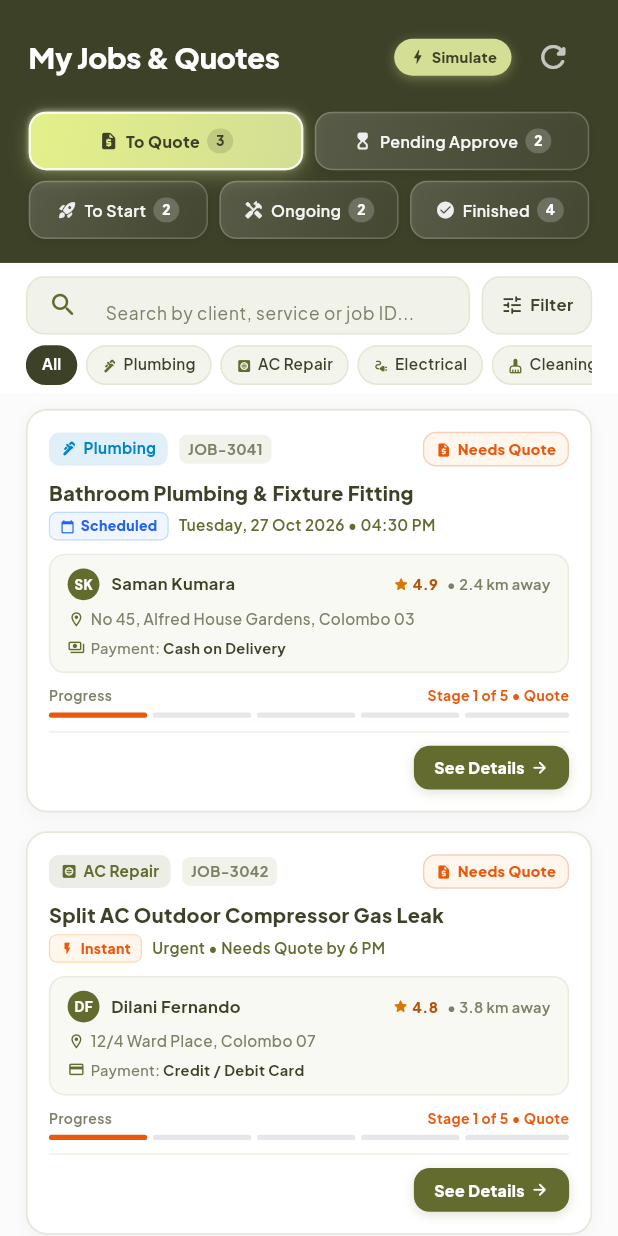
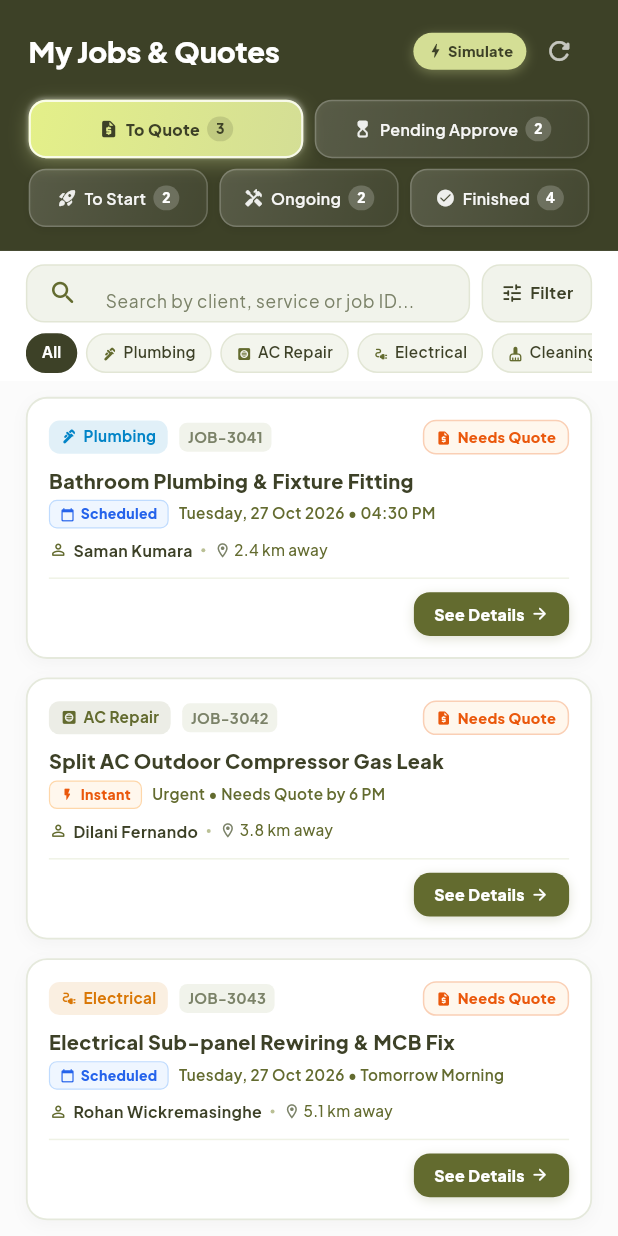
Before and after one commit to Handygig/Provider-App, a Flutter app: the JobsScreen screen opened directly, on a phone screen of 412 x 824 dp. Run offline on Flutter 3.47's test engine with Material 3 defaults, Android fonts, the phone set to English and light mode, and no system bars; our stand-ins replace connectivity_plus, dartz, device_info_plus, dio, equatable, firebase_auth and 8 more; missing offline and left inert: customer_app; accounts and stored records are empty.

Commit message:
fix: prevent overflow and clean up layout in jobs screen header and job cards

```diff
--- a/lib/src/presentation/screens/jobs/jobs_screen.dart
+++ b/lib/src/presentation/screens/jobs/jobs_screen.dart
@@ -604,13 +604,16 @@ class _JobsScreenState extends State<JobsScreen>
                   crossAxisAlignment: CrossAxisAlignment.start,
                   children: [
                     Row(
-                      mainAxisAlignment: MainAxisAlignment.spaceBetween,
-                      children: [
-                        Column(
+                      children: [
+                        Expanded(
+                          child: Column(
                             crossAxisAlignment: CrossAxisAlignment.start,
+                            mainAxisSize: MainAxisSize.min,
                             children: [
                               Text(
                                 'My Jobs & Quotes',
+                                maxLines: 1,
+                                overflow: TextOverflow.ellipsis,
                                 style: GoogleFonts.plusJakartaSans(
                                   fontSize: 22.sp,
                                   fontWeight: FontWeight.w800,
@@ -621,6 +624,7 @@ class _JobsScreenState extends State<JobsScreen>
                               if (isCompany) ...[
                                 SizedBox(height: 2.h),
                                 Row(
+                                  mainAxisSize: MainAxisSize.min,
                                   children: [
                                     Icon(
                                       Icons.business_rounded,
@@ -628,26 +632,33 @@ class _JobsScreenState extends State<JobsScreen>
                                       color: const Color(0xFFD4DE95),
                                     ),
                                     SizedBox(width: 4.w),
-                                  Text(
-                                    '$companyName • Assigned Work Orders',
+                                    Flexible(
+                                      child: Text(
+                                        '$companyName • Work Orders',
+                                        maxLines: 1,
+                                        overflow: TextOverflow.ellipsis,
                                         style: GoogleFonts.plusJakartaSans(
                                           fontSize: 11.sp,
                                           fontWeight: FontWeight.w600,
                                           color: const Color(0xFFD4DE95),
                                         ),
                                       ),
-                                ],
-                              ),
-                            ],
-                          ],
-                        ),
+                                    ),
+                                  ],
+                                ),
+                              ],
+                            ],
+                          ),
+                        ),
+                        SizedBox(width: 8.w),
                         Row(
+                          mainAxisSize: MainAxisSize.min,
                           children: [
                             GestureDetector(
                               onTap: _simulateJobRequest,
                               child: Container(
                                 padding: EdgeInsets.symmetric(
-                                  horizontal: 10.w,
+                                  horizontal: 9.w,
                                   vertical: 6.h,
                                 ),
                                 decoration: BoxDecoration(
@@ -670,7 +681,7 @@ class _JobsScreenState extends State<JobsScreen>
                                       color: AppColors.primaryDark,
                                       size: 14.r,
                                     ),
-                                    SizedBox(width: 3.w),
+                                    SizedBox(width: 2.w),
                                     Text(
                                       'Simulate',
                                       style: GoogleFonts.plusJakartaSans(
@@ -683,11 +694,20 @@ class _JobsScreenState extends State<JobsScreen>
                                 ),
                               ),
                             ),
-                            SizedBox(width: 4.w),
+                            SizedBox(width: 2.w),
                             IconButton(
                               tooltip: 'Refresh',
-                              icon: const Icon(Icons.refresh_rounded,
-                                  color: Colors.white70),
+                              visualDensity: VisualDensity.compact,
+                              padding: EdgeInsets.zero,
+                              constraints: BoxConstraints.tightFor(
+                                width: 34.r,
+                                height: 34.r,
+                              ),
+                              icon: const Icon(
+                                Icons.refresh_rounded,
+                                color: Colors.white70,
+                                size: 20,
+                              ),
                               onPressed: () {
                                 HapticFeedback.lightImpact();
                                 setState(() {});
@@ -1606,7 +1626,6 @@ class _JobsScreenState extends State<JobsScreen>
   // REDESIGNED SIMPLE & CLEAN SERVICE CARD WITH SEE DETAILS BUTTON
   // ---------------------------------------------------------------------------
   Widget _buildSummarizedJobCard(JobModel job) {
-    final int currentStep = job.status.index; // 0: To Quote, 1: Pending, 2: Ongoing, 3: Finished
     final bool hasQuoted = job.quotedAmount != null;
     final String? priceText;
     final String? priceLabel;
@@ -1639,15 +1658,6 @@ class _JobsScreenState extends State<JobsScreen>
       priceText = null;
     }
 
-    final initials = job.customerName
-        .trim()
-        .split(' ')
-        .map((e) => e.isNotEmpty ? e[0] : '')
-        .take(2)
-        .join();
-
-    final isCash = job.paymentMethod.toLowerCase().contains('cash');
-
     return GestureDetector(
       onTap: () => _openJobDetails(job),
       child: Container(
@@ -1832,17 +1842,69 @@ class _JobsScreenState extends State<JobsScreen>
               ],
             ),
 
+            SizedBox(height: 8.h),
+
+            // ─── 3. Customer & Location Line ─────────────────────────────
+            Row(
+              children: [
+                Icon(
+                  Icons.person_outline_rounded,
+                  size: 14.r,
+                  color: AppColors.textSecondary,
+                ),
+                SizedBox(width: 4.w),
+                Flexible(
+                  child: Text(
+                    job.customerName,
+                    maxLines: 1,
+                    overflow: TextOverflow.ellipsis,
+                    style: GoogleFonts.plusJakartaSans(
+                      fontSize: 12.sp,
+                      fontWeight: FontWeight.w700,
+                      color: AppColors.textHeadline,
+                    ),
+                  ),
+                ),
+                SizedBox(width: 6.w),
+                Container(
+                  width: 3.r,
+                  height: 3.r,
+                  decoration: const BoxDecoration(
+                    color: Color(0xFFBAC095),
+                    shape: BoxShape.circle,
+                  ),
+                ),
+                SizedBox(width: 6.w),
+                Icon(
+                  Icons.location_on_outlined,
+                  size: 13.r,
+                  color: AppColors.textMuted,
+                ),
+                SizedBox(width: 2.w),
+                Flexible(
+                  child: Text(
+                    job.distance,
+                    maxLines: 1,
+                    overflow: TextOverflow.ellipsis,
+                    style: GoogleFonts.plusJakartaSans(
+                      fontSize: 11.5.sp,
+                      fontWeight: FontWeight.w500,
+                      color: AppColors.textSecondary,
+                    ),
+                  ),
+                ),
                 if (job.isAssignedByCompany ||
                     ProviderSessionService.instance.isCompanyProvider) ...[
-              SizedBox(height: 7.h),
+                  const Spacer(),
                   Container(
-                padding: EdgeInsets.symmetric(horizontal: 8.w, vertical: 3.5.h),
+                    padding:
+                        EdgeInsets.symmetric(horizontal: 6.w, vertical: 2.h),
                     decoration: BoxDecoration(
                       color: const Color(0xFFF3E8FF),
                       borderRadius: BorderRadius.circular(6.r),
                       border: Border.all(
                         color: const Color(0xFFD8B4FE),
-                    width: 0.9,
+                        width: 0.8,
                       ),
                     ),
                     child: Row(
@@ -1850,14 +1912,14 @@ class _JobsScreenState extends State<JobsScreen>
                       children: [
                         Icon(
                           Icons.business_rounded,
-                      size: 12.r,
+                          size: 10.r,
                           color: const Color(0xFF7E22CE),
                         ),
-                    SizedBox(width: 5.w),
+                        SizedBox(width: 3.w),
                         Text(
-                      'Assigned by ${job.effectiveCompanyName}',
-                      style: GoogleFonts.plusJakartaSans(
-                        fontSize: 11.sp,
+                          'Company Assigned',
+                          style: GoogleFonts.plusJakartaSans(
+                            fontSize: 9.5.sp,
                             fontWeight: FontWeight.w700,
                             color: const Color(0xFF6B21A8),
                           ),
@@ -1866,155 +1928,11 @@ class _JobsScreenState extends State<JobsScreen>
                     ),
                   ),
                 ],
-
-            SizedBox(height: 10.h),
-
-            // ─── 3. Unified Customer, Location & Payment Info ────────────
-            Container(
-              padding: EdgeInsets.symmetric(horizontal: 12.w, vertical: 10.h),
-              decoration: BoxDecoration(
-                color: const Color(0xFFF8F9F3),
-                borderRadius: BorderRadius.circular(12.r),
-                border: Border.all(
-                  color: const Color(0xFFE9ECE0),
-                  width: 1,
-                ),
-              ),
-              child: Column(
-                children: [
-                  // Customer & Distance Row
-                  Row(
-                    children: [
-                      Container(
-                        width: 24.r,
-                        height: 24.r,
-                        decoration: const BoxDecoration(
-                          color: AppColors.primary,
-                          shape: BoxShape.circle,
-                        ),
-                        alignment: Alignment.center,
-                        child: Text(
-                          initials.isNotEmpty ? initials : 'C',
-                          style: GoogleFonts.plusJakartaSans(
-                            fontSize: 10.sp,
-                            fontWeight: FontWeight.w800,
-                            color: Colors.white,
-                          ),
-                        ),
-                      ),
-                      SizedBox(width: 8.w),
-                      Expanded(
-                        child: Text(
-                          job.customerName,
-                          style: GoogleFonts.plusJakartaSans(
-                            fontSize: 12.5.sp,
-                            fontWeight: FontWeight.w700,
-                            color: AppColors.textHeadline,
-                          ),
-                        ),
-                      ),
-                      // Rating
-                      Row(
-                        children: [
-                          Icon(
-                            Icons.star_rounded,
-                            size: 13.r,
-                            color: const Color(0xFFD97706),
-                          ),
-                          SizedBox(width: 2.w),
-                          Text(
-                            job.customerRating.toStringAsFixed(1),
-                            style: GoogleFonts.plusJakartaSans(
-                              fontSize: 11.sp,
-                              fontWeight: FontWeight.w800,
-                              color: const Color(0xFFB45309),
-                            ),
-                          ),
-                        ],
-                      ),
-                      SizedBox(width: 6.w),
-                      Text(
-                        '• ${job.distance}',
-                        style: GoogleFonts.plusJakartaSans(
-                          fontSize: 11.sp,
-                          fontWeight: FontWeight.w600,
-                          color: AppColors.textMuted,
-                        ),
-                      ),
-                    ],
-                  ),
-
-                  SizedBox(height: 6.h),
-
-                  // Location
-                  Row(
-                    children: [
-                      Icon(
-                        Icons.location_on_outlined,
-                        size: 13.r,
-                        color: AppColors.primary,
-                      ),
-                      SizedBox(width: 4.w),
-                      Expanded(
-                        child: Text(
-                          job.address,
-                          maxLines: 1,
-                          overflow: TextOverflow.ellipsis,
-                          style: GoogleFonts.plusJakartaSans(
-                            fontSize: 11.5.sp,
-                            fontWeight: FontWeight.w500,
-                            color: AppColors.textMuted,
-                          ),
-                        ),
-                      ),
-                    ],
-                  ),
-
-                  SizedBox(height: 5.h),
-
-                  // Payment Method
-                  Row(
-                    children: [
-                      Icon(
-                        isCash
-                            ? Icons.payments_outlined
-                            : Icons.credit_card_outlined,
-                        size: 13.r,
-                        color: AppColors.primary,
-                      ),
-                      SizedBox(width: 4.w),
-                      Text(
-                        'Payment: ',
-                        style: GoogleFonts.plusJakartaSans(
-                          fontSize: 11.sp,
-                          fontWeight: FontWeight.w500,
-                          color: AppColors.textMuted,
-                        ),
-                      ),
-                      Text(
-                        job.paymentMethod,
-                        style: GoogleFonts.plusJakartaSans(
-                          fontSize: 11.sp,
-                          fontWeight: FontWeight.w700,
-                          color: AppColors.textHeadline,
-                        ),
-                      ),
-                    ],
-                  ),
-                ],
-              ),
-            ),
-
-            SizedBox(height: 10.h),
-
-            // ─── 4. Sleek Progress Stepper Bar ───────────────────────────
-            _buildCardServiceStatusMap(job, currentStep),
-
-            SizedBox(height: 10.h),
-
-            // ─── 5. Divider ──────────────────────────────────────────────
+              ],
+            ),
+
+            SizedBox(height: 12.h),
             const Divider(height: 1, color: Color(0xFFEFF2E5)),
-
             SizedBox(height: 10.h),
 
             // ─── 6. Footer: Pricing & Action Buttons ─────────────────────
@@ -2237,62 +2155,6 @@ class _JobsScreenState extends State<JobsScreen>
           ],
         ),
       ),
-    );
-  }
-
-  // ---------------------------------------------------------------------------
-  // SLEEK MINIMAL PROGRESS INDICATOR
-  // ---------------------------------------------------------------------------
-  Widget _buildCardServiceStatusMap(JobModel job, int currentStep) {
-    const stageNames = ['Quote', 'Approval', 'To Start', 'Ongoing', 'Finished'];
-    final activeStageName = stageNames[currentStep.clamp(0, 4)];
-
-    return Column(
-      crossAxisAlignment: CrossAxisAlignment.start,
-      children: [
-        Row(
-          mainAxisAlignment: MainAxisAlignment.spaceBetween,
-          children: [
-            Text(
-              'Progress',
-              style: GoogleFonts.plusJakartaSans(
-                fontSize: 10.5.sp,
-                fontWeight: FontWeight.w600,
-                color: AppColors.textMuted,
-              ),
-            ),
-            Text(
-              'Stage ${currentStep + 1} of 5 • $activeStageName',
-              style: GoogleFonts.plusJakartaSans(
-                fontSize: 10.5.sp,
-                fontWeight: FontWeight.w700,
-                color: job.status.color,
-              ),
-            ),
-          ],
-        ),
-        SizedBox(height: 5.h),
-        Row(
-          children: List.generate(5, (index) {
-            final isPassed = index < currentStep;
-            final isCurrent = index == currentStep;
-            final isFilled = isPassed || isCurrent;
-
-            return Expanded(
-              child: Container(
-                height: 4.h,
-                margin: EdgeInsets.only(right: index < 4 ? 4.w : 0),
-                decoration: BoxDecoration(
-                  color: isFilled
-                      ? (isCurrent ? job.status.color : const Color(0xFF16A34A))
-                      : const Color(0xFFE5E7EB),
-                  borderRadius: BorderRadius.circular(3.r),
-                ),
-              ),
-            );
-          }),
-        ),
-      ],
     );
   }
 
```
Lines whose indentation alone changed are shown as unchanged.
